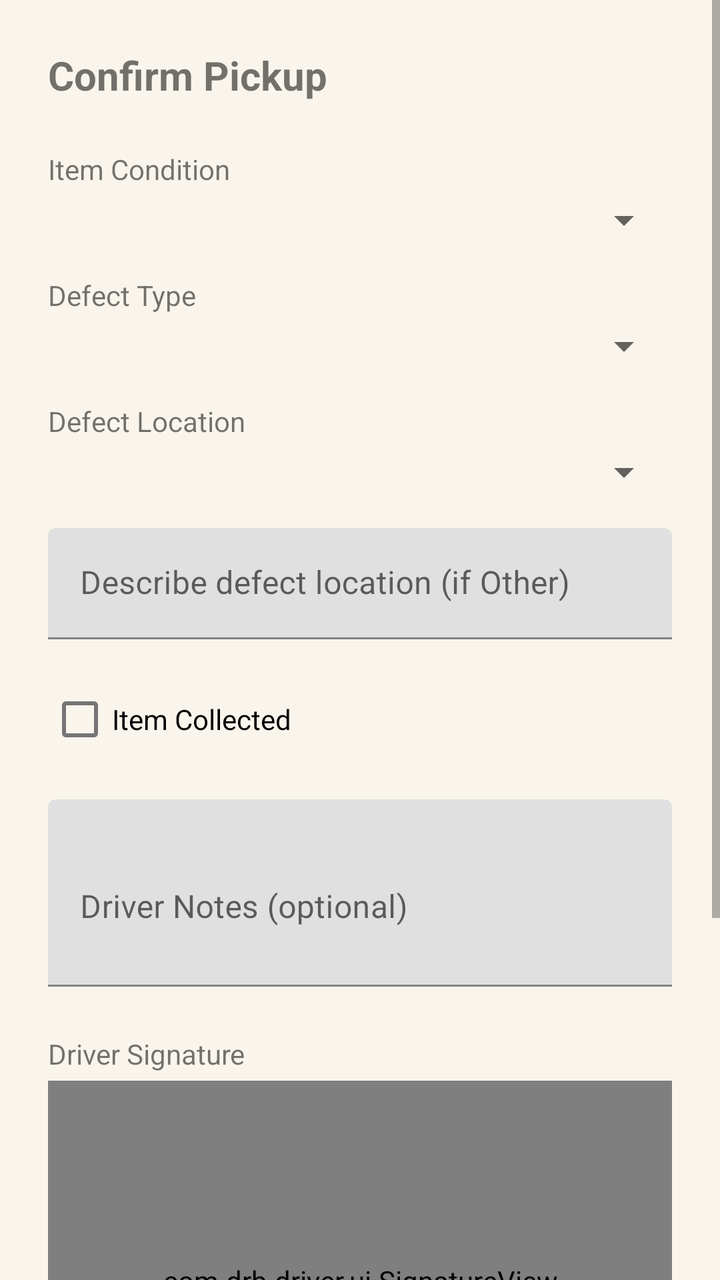
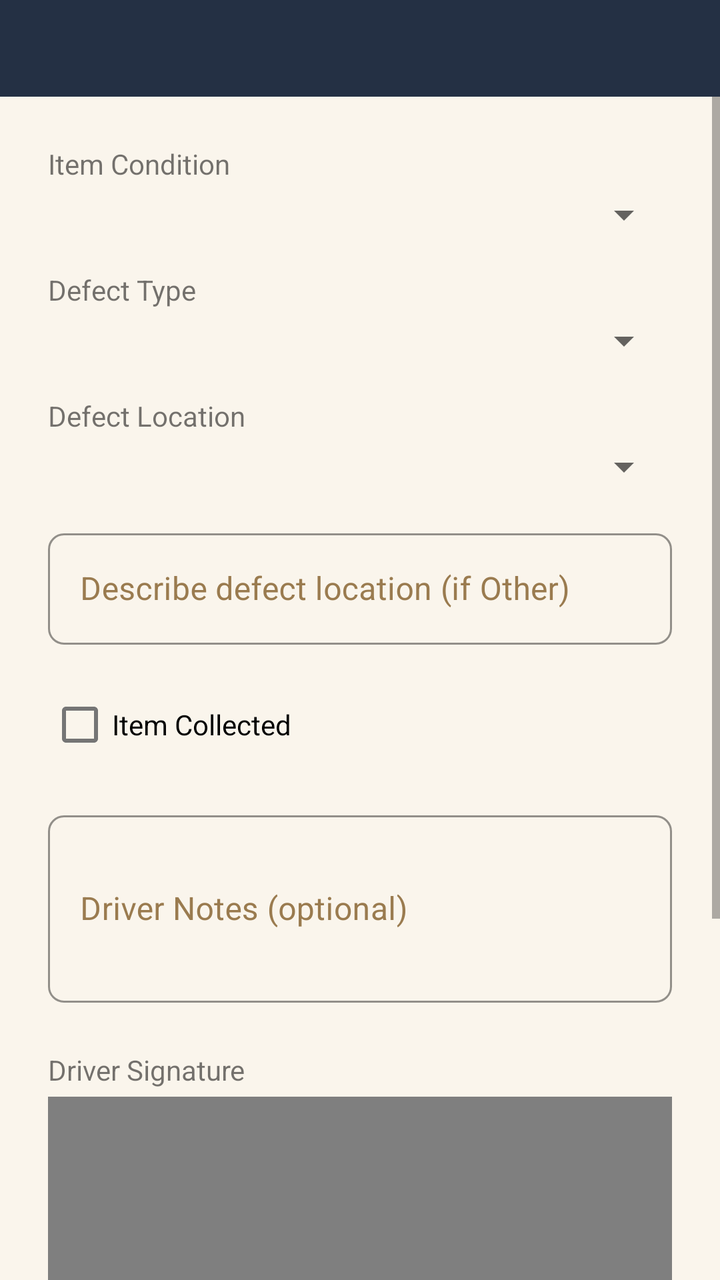

Two renders of the same Android screen: before a commit and after it. Below are the layout's source before the change and the commit's diff.
<!-- AndroidManifest.xml: application theme Theme.DriverApp -->
<!-- res/layout/activity_pickup_confirmation.xml -->
<?xml version="1.0" encoding="utf-8"?>
<ScrollView xmlns:android="http://schemas.android.com/apk/res/android"
    android:layout_width="match_parent"
    android:layout_height="match_parent">

    <LinearLayout
        android:layout_width="match_parent"
        android:layout_height="wrap_content"
        android:orientation="vertical"
        android:padding="24dp">

        <TextView
            android:layout_width="wrap_content"
            android:layout_height="wrap_content"
            android:text="Confirm Pickup"
            android:textSize="20sp"
            android:textStyle="bold"
            android:layout_marginBottom="24dp"/>

        <TextView
            android:layout_width="wrap_content"
            android:layout_height="wrap_content"
            android:text="@string/item_condition_label"
            android:textSize="14sp"
            android:layout_marginBottom="4dp"/>

        <Spinner
            android:id="@+id/spinnerCondition"
            android:layout_width="match_parent"
            android:layout_height="wrap_content"
            android:layout_marginBottom="16dp"/>

        <TextView
            android:layout_width="wrap_content"
            android:layout_height="wrap_content"
            android:text="@string/defect_type_label"
            android:textSize="14sp"
            android:layout_marginBottom="4dp"/>

        <Spinner
            android:id="@+id/spinnerDefectType"
            android:layout_width="match_parent"
            android:layout_height="wrap_content"
            android:layout_marginBottom="16dp"/>

        <TextView
            android:layout_width="wrap_content"
            android:layout_height="wrap_content"
            android:text="@string/defect_location_label"
            android:textSize="14sp"
            android:layout_marginBottom="4dp"/>

        <Spinner
            android:id="@+id/spinnerDefectLocation"
            android:layout_width="match_parent"
            android:layout_height="wrap_content"
            android:layout_marginBottom="16dp"/>

        <com.google.android.material.textfield.TextInputLayout
            android:layout_width="match_parent"
            android:layout_height="wrap_content"
            android:hint="@string/defect_location_other_hint"
            android:layout_marginBottom="16dp">

            <com.google.android.material.textfield.TextInputEditText
                android:id="@+id/etDefectLocationOther"
                android:layout_width="match_parent"
                android:layout_height="wrap_content"
                android:inputType="text"/>
        </com.google.android.material.textfield.TextInputLayout>

        <CheckBox
            android:id="@+id/cbItemCollected"
            android:layout_width="wrap_content"
            android:layout_height="wrap_content"
            android:text="Item Collected"
            android:layout_marginBottom="16dp"/>

        <com.google.android.material.textfield.TextInputLayout
            android:layout_width="match_parent"
            android:layout_height="wrap_content"
            android:hint="Driver Notes (optional)"
            android:layout_marginBottom="24dp">

            <com.google.android.material.textfield.TextInputEditText
                android:id="@+id/etNotes"
                android:layout_width="match_parent"
                android:layout_height="wrap_content"
                android:inputType="textMultiLine"
                android:minLines="3"/>
        </com.google.android.material.textfield.TextInputLayout>

        <TextView
            android:layout_width="wrap_content"
            android:layout_height="wrap_content"
            android:text="@string/signature_label"
            android:textSize="14sp"
            android:layout_marginBottom="4dp"/>

        <com.drb.driver.ui.SignatureView
            android:id="@+id/signatureView"
            android:layout_width="match_parent"
            android:layout_height="200dp"
            android:background="#FFFFFF"
            android:layout_marginBottom="8dp"/>

        <Button
            android:id="@+id/btnClearSignature"
            android:layout_width="wrap_content"
            android:layout_height="wrap_content"
            android:text="@string/signature_clear"
            android:layout_marginBottom="24dp"
            style="@style/Widget.Material3.Button.OutlinedButton"/>

        <Button
            android:id="@+id/btnConfirm"
            android:layout_width="match_parent"
            android:layout_height="wrap_content"
            android:text="Confirm Pickup"
            android:enabled="false"/>

    </LinearLayout>
</ScrollView>
<!-- resources referenced by this layout -->
<resources>
  <string name="defect_location_label">Defect Location</string>
  <string name="defect_location_other_hint">Describe defect location (if Other)</string>
  <string name="defect_type_label">Defect Type</string>
  <string name="item_condition_label">Item Condition</string>
  <string name="signature_clear">Clear Signature</string>
  <string name="signature_label">Driver Signature</string>
  <style name="Theme.DriverApp" parent="Theme.MaterialComponents.DayNight.NoActionBar">
          <item name="colorPrimary">@color/drb_navy</item>
          <item name="colorPrimaryVariant">@color/drb_navy_dark</item>
          <item name="colorOnPrimary">@color/white</item>
          <item name="colorSecondary">@color/drb_gold</item>
          <item name="colorSecondaryVariant">@color/drb_gold_muted</item>
          <item name="colorOnSecondary">@color/white</item>
          <item name="android:statusBarColor">@color/drb_navy</item>
          <item name="android:windowBackground">@color/drb_cream_bg</item>
          <item name="android:fontFamily">sans-serif</item>
      </style>
  <color name="drb_navy">#243044</color>
  <color name="drb_navy_dark">#15202e</color>
  <color name="white">#FFFFFFFF</color>
  <color name="drb_gold">#9a7b4f</color>
  <color name="drb_gold_muted">#8a7149</color>
  <color name="drb_cream_bg">#faf5ec</color>
</resources>

<!-- the commit's change to res/layout/activity_pickup_confirmation.xml (unified diff, before → after) -->
@@ -1,123 +1,170 @@
 <?xml version="1.0" encoding="utf-8"?>
-<ScrollView xmlns:android="http://schemas.android.com/apk/res/android"
+<LinearLayout xmlns:android="http://schemas.android.com/apk/res/android"
     android:layout_width="match_parent"
-    android:layout_height="match_parent">
+    android:layout_height="match_parent"
+    android:orientation="vertical"
+    android:background="@color/drb_cream_bg">
 
-    <LinearLayout
+    <include layout="@layout/include_drb_header"/>
+
+    <ScrollView
         android:layout_width="match_parent"
-        android:layout_height="wrap_content"
-        android:orientation="vertical"
-        android:padding="24dp">
+        android:layout_height="0dp"
+        android:layout_weight="1">
 
-        <TextView
-            android:layout_width="wrap_content"
-            android:layout_height="wrap_content"
-            android:text="Confirm Pickup"
-            android:textSize="20sp"
-            android:textStyle="bold"
-            android:layout_marginBottom="24dp"/>
-
-        <TextView
-            android:layout_width="wrap_content"
-            android:layout_height="wrap_content"
-            android:text="@string/item_condition_label"
-            android:textSize="14sp"
-            android:layout_marginBottom="4dp"/>
-
-        <Spinner
-            android:id="@+id/spinnerCondition"
+        <LinearLayout
             android:layout_width="match_parent"
             android:layout_height="wrap_content"
-            android:layout_marginBottom="16dp"/>
+            android:orientation="vertical"
+            android:padding="24dp">
 
-        <TextView
-            android:layout_width="wrap_content"
-            android:layout_height="wrap_content"
-            android:text="@string/defect_type_label"
-            android:textSize="14sp"
-            android:layout_marginBottom="4dp"/>
+            <TextView
+                android:layout_width="wrap_content"
+                android:layout_height="wrap_content"
+                android:text="@string/item_condition_label"
+                android:textSize="14sp"
+                android:layout_marginBottom="4dp"/>
 
-        <Spinner
-            android:id="@+id/spinnerDefectType"
-            android:layout_width="match_parent"
-            android:layout_height="wrap_content"
-            android:layout_marginBottom="16dp"/>
-
-        <TextView
-            android:layout_width="wrap_content"
-            android:layout_height="wrap_content"
-            android:text="@string/defect_location_label"
-            android:textSize="14sp"
-            android:layout_marginBottom="4dp"/>
-
-        <Spinner
-            android:id="@+id/spinnerDefectLocation"
-            android:layout_width="match_parent"
-            android:layout_height="wrap_content"
-            android:layout_marginBottom="16dp"/>
-
-        <com.google.android.material.textfield.TextInputLayout
-            android:layout_width="match_parent"
-            android:layout_height="wrap_content"
-            android:hint="@string/defect_location_other_hint"
-            android:layout_marginBottom="16dp">
-
-            <com.google.android.material.textfield.TextInputEditText
-                android:id="@+id/etDefectLocationOther"
+            <Spinner
+                android:id="@+id/spinnerCondition"
                 android:layout_width="match_parent"
                 android:layout_height="wrap_content"
-                android:inputType="text"/>
-        </com.google.android.material.textfield.TextInputLayout>
+                android:layout_marginBottom="16dp"/>
 
-        <CheckBox
-            android:id="@+id/cbItemCollected"
-            android:layout_width="wrap_content"
-            android:layout_height="wrap_content"
-            android:text="Item Collected"
-            android:layout_marginBottom="16dp"/>
+            <TextView
+                android:layout_width="wrap_content"
+                android:layout_height="wrap_content"
+                android:text="@string/defect_type_label"
+                android:textSize="14sp"
+                android:layout_marginBottom="4dp"/>
 
-        <com.google.android.material.textfield.TextInputLayout
-            android:layout_width="match_parent"
-            android:layout_height="wrap_content"
-            android:hint="Driver Notes (optional)"
-            android:layout_marginBottom="24dp">
-
-            <com.google.android.material.textfield.TextInputEditText
-                android:id="@+id/etNotes"
+            <Spinner
+                android:id="@+id/spinnerDefectType"
                 android:layout_width="match_parent"
                 android:layout_height="wrap_content"
-                android:inputType="textMultiLine"
-                android:minLines="3"/>
-        </com.google.android.material.textfield.TextInputLayout>
+                android:layout_marginBottom="16dp"/>
 
-        <TextView
-            android:layout_width="wrap_content"
-            android:layout_height="wrap_content"
-            android:text="@string/signature_label"
-            android:textSize="14sp"
-            android:layout_marginBottom="4dp"/>
+            <TextView
+                android:layout_width="wrap_content"
+                android:layout_height="wrap_content"
+                android:text="@string/defect_location_label"
+                android:textSize="14sp"
+                android:layout_marginBottom="4dp"/>
 
-        <com.drb.driver.ui.SignatureView
-            android:id="@+id/signatureView"
-            android:layout_width="match_parent"
-            android:layout_height="200dp"
-            android:background="#FFFFFF"
-            android:layout_marginBottom="8dp"/>
+            <Spinner
+                android:id="@+id/spinnerDefectLocation"
+                android:layout_width="match_parent"
+                android:layout_height="wrap_content"
+                android:layout_marginBottom="16dp"/>
 
-        <Button
-            android:id="@+id/btnClearSignature"
-            android:layout_width="wrap_content"
-            android:layout_height="wrap_content"
-            android:text="@string/signature_clear"
-            android:layout_marginBottom="24dp"
-            style="@style/Widget.Material3.Button.OutlinedButton"/>
+            <com.google.android.material.textfield.TextInputLayout
+                android:layout_width="match_parent"
+                android:layout_height="wrap_content"
+                android:hint="@string/defect_location_other_hint"
+                style="@style/DrbTextInputLayout"
+                android:layout_marginBottom="16dp">
 
-        <Button
-            android:id="@+id/btnConfirm"
-            android:layout_width="match_parent"
-            android:layout_height="wrap_content"
-            android:text="Confirm Pickup"
-            android:enabled="false"/>
+                <com.google.android.material.textfield.TextInputEditText
+                    android:id="@+id/etDefectLocationOther"
+                    android:layout_width="match_parent"
+                    android:layout_height="wrap_content"
+                    android:inputType="text"/>
+            </com.google.android.material.textfield.TextInputLayout>
 
-    </LinearLayout>
-</ScrollView>
+            <CheckBox
+                android:id="@+id/cbItemCollected"
+                android:layout_width="wrap_content"
+                android:layout_height="wrap_content"
+                android:text="Item Collected"
+                android:layout_marginBottom="16dp"/>
+
+            <com.google.android.material.textfield.TextInputLayout
+                android:layout_width="match_parent"
+                android:layout_height="wrap_content"
+                android:hint="Driver Notes (optional)"
+                style="@style/DrbTextInputLayout"
+                android:layout_marginBottom="24dp">
+
+                <com.google.android.material.textfield.TextInputEditText
+                    android:id="@+id/etNotes"
+                    android:layout_width="match_parent"
+                    android:layout_height="wrap_content"
+                    android:inputType="textMultiLine"
+                    android:minLines="3"/>
+            </com.google.android.material.textfield.TextInputLayout>
+
+            <TextView
+                android:layout_width="wrap_content"
+                android:layout_height="wrap_content"
+                android:text="@string/signature_label"
+                android:textSize="14sp"
+                android:layout_marginBottom="4dp"/>
+
+            <com.drb.driver.ui.SignatureView
+                android:id="@+id/signatureView"
+                android:layout_width="match_parent"
+                android:layout_height="200dp"
+                android:background="@color/drb_surface"
+                android:layout_marginBottom="8dp"/>
+
+            <Button
+                android:id="@+id/btnClearSignature"
+                android:layout_width="wrap_content"
+                android:layout_height="wrap_content"
+                android:text="@string/signature_clear"
+                style="@style/DrbButton.Outlined"
+                android:layout_marginBottom="24dp"/>
+
+            <Button
+                android:id="@+id/btnConfirm"
+                android:layout_width="match_parent"
+                android:layout_height="wrap_content"
+                android:text="@string/confirm_pickup_btn"
+                style="@style/DrbButton.Primary"
+                android:enabled="false"/>
+
+        </LinearLayout>
+    </ScrollView>
+</LinearLayout>
+<!-- res/layout/include_drb_header.xml (included above) -->
+<?xml version="1.0" encoding="utf-8"?>
+<LinearLayout xmlns:android="http://schemas.android.com/apk/res/android"
+    android:layout_width="match_parent"
+    android:layout_height="wrap_content"
+    android:orientation="horizontal"
+    android:background="@color/drb_navy"
+    android:gravity="center_vertical"
+    android:paddingStart="@dimen/drb_spacing_md"
+    android:paddingEnd="@dimen/drb_header_padding_horizontal"
+    android:paddingTop="10dp"
+    android:paddingBottom="@dimen/drb_header_padding_vertical">
+
+    <TextView
+        android:id="@+id/headerBack"
+        android:layout_width="wrap_content"
+        android:layout_height="wrap_content"
+        android:text="←"
+        android:textColor="@color/white"
+        android:textSize="24sp"
+        android:paddingStart="2dp"
+        android:paddingEnd="@dimen/drb_spacing_md"
+        android:contentDescription="Back"
+        android:visibility="gone"/>
+
+    <TextView
+        android:id="@+id/tvHeaderTitle"
+        android:layout_width="0dp"
+        android:layout_height="wrap_content"
+        android:layout_weight="1"
+        style="@style/DrbText.Header"/>
+
+    <TextView
+        android:id="@+id/tvHeaderAction"
+        android:layout_width="wrap_content"
+        android:layout_height="wrap_content"
+        android:text="@string/logout"
+        android:textColor="@color/drb_text_header_muted"
+        android:textSize="@dimen/drb_text_caption"
+        android:padding="4dp"
+        android:visibility="gone"/>
+</LinearLayout>
<!-- resource entries referenced after the edit -->
@@ -4,8 +4,39 @@
   <string name="defect_location_other_hint">Describe defect location (if Other)</string>
   <string name="defect_type_label">Defect Type</string>
   <string name="item_condition_label">Item Condition</string>
+  <string name="logout">Logout</string>
   <string name="signature_clear">Clear Signature</string>
   <string name="signature_label">Driver Signature</string>
+  <style name="DrbButton.Outlined" parent="Widget.MaterialComponents.Button.OutlinedButton">
+          <item name="android:textColor">@color/drb_gold</item>
+          <item name="android:backgroundTint">@color/white</item>
+          <item name="strokeColor">@color/drb_gold</item>
+          <item name="strokeWidth">2dp</item>
+          <item name="android:textAllCaps">false</item>
+          <item name="cornerRadius">@dimen/drb_radius_sm</item>
+      </style>
+  <style name="DrbButton.Primary" parent="Widget.MaterialComponents.Button">
+          <item name="android:backgroundTint">@color/drb_navy</item>
+          <item name="android:textColor">@color/white</item>
+          <item name="android:textAllCaps">false</item>
+          <item name="android:textStyle">bold</item>
+          <item name="android:textSize">@dimen/drb_text_body</item>
+          <item name="cornerRadius">@dimen/drb_radius_pill</item>
+          <item name="android:minHeight">48dp</item>
+      </style>
+  <style name="DrbText.Header" parent="TextAppearance.MaterialComponents.Subtitle1">
+          <item name="android:textSize">@dimen/drb_text_header</item>
+          <item name="android:textStyle">bold</item>
+          <item name="android:textColor">@color/white</item>
+      </style>
+  <style name="DrbTextInputLayout" parent="Widget.MaterialComponents.TextInputLayout.OutlinedBox">
+          <item name="boxStrokeColor">@color/drb_border_warm</item>
+          <item name="boxCornerRadiusTopStart">@dimen/drb_radius_sm</item>
+          <item name="boxCornerRadiusTopEnd">@dimen/drb_radius_sm</item>
+          <item name="boxCornerRadiusBottomStart">@dimen/drb_radius_sm</item>
+          <item name="boxCornerRadiusBottomEnd">@dimen/drb_radius_sm</item>
+          <item name="android:textColorHint">@color/drb_gold</item>
+      </style>
   <style name="Theme.DriverApp" parent="Theme.MaterialComponents.DayNight.NoActionBar">
           <item name="colorPrimary">@color/drb_navy</item>
           <item name="colorPrimaryVariant">@color/drb_navy_dark</item>
@@ -18,9 +49,21 @@
           <item name="android:fontFamily">sans-serif</item>
       </style>
   <color name="drb_navy">#243044</color>
+  <color name="drb_surface">#FFFFFF</color>
+  <color name="drb_text_header_muted">#e6e0d4</color>
   <color name="drb_navy_dark">#15202e</color>
   <color name="white">#FFFFFFFF</color>
+  <dimen name="drb_header_padding_horizontal">18dp</dimen>
+  <dimen name="drb_header_padding_vertical">14dp</dimen>
+  <dimen name="drb_spacing_md">12dp</dimen>
+  <dimen name="drb_text_caption">13sp</dimen>
+  <string name="confirm_pickup_btn">Confirm Pickup</string>
   <color name="drb_gold">#9a7b4f</color>
+  <dimen name="drb_radius_sm">8dp</dimen>
+  <dimen name="drb_text_body">15sp</dimen>
+  <dimen name="drb_radius_pill">24dp</dimen>
+  <dimen name="drb_text_header">18sp</dimen>
+  <color name="drb_border_warm">#e7e0d2</color>
   <color name="drb_gold_muted">#8a7149</color>
   <color name="drb_cream_bg">#faf5ec</color>
 </resources>
